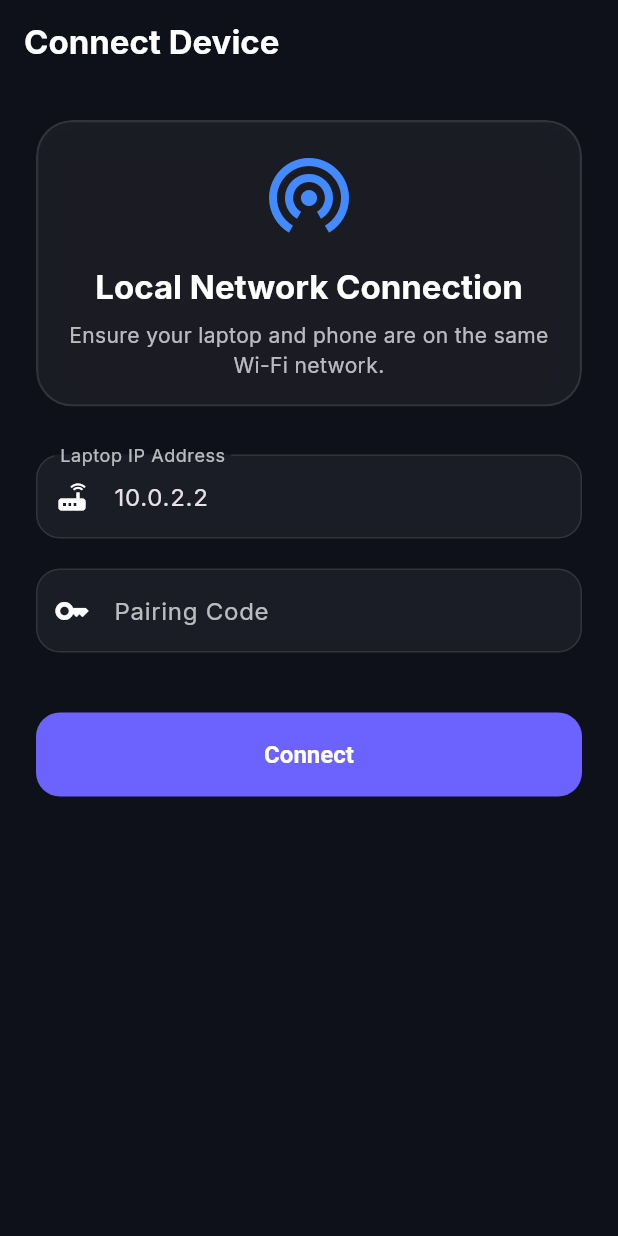
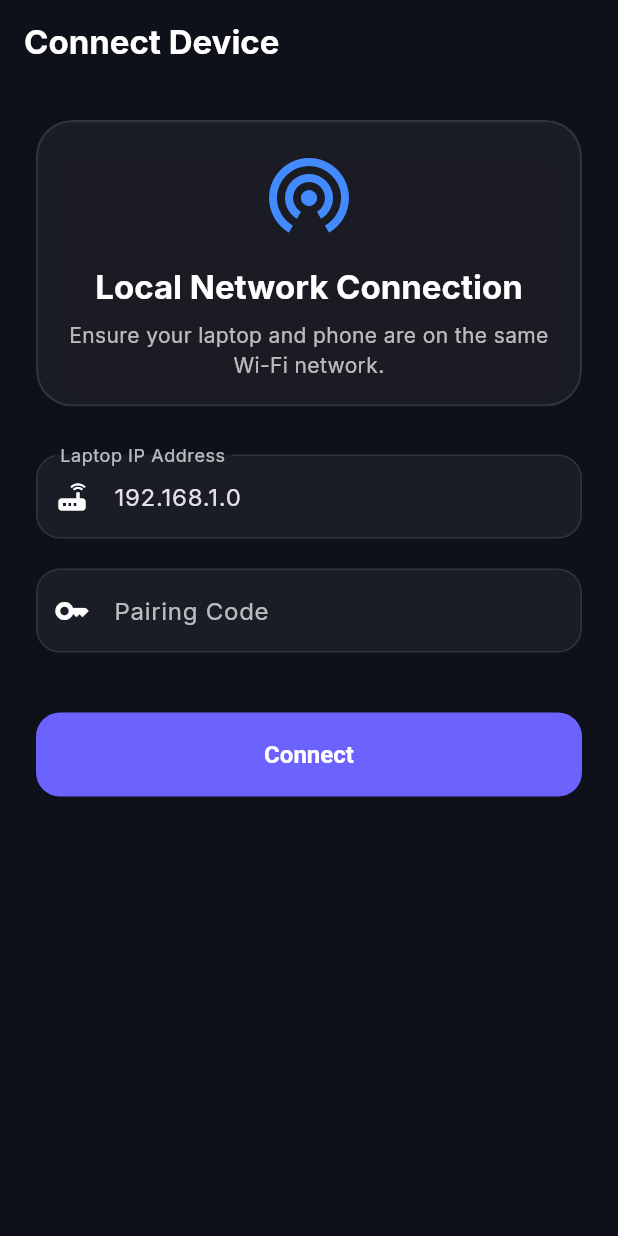
Before and after one commit to sinanmhd007/ControlX, a Flutter app: the ConnectPage screen opened directly, on a phone screen of 412 x 824 dp. Run offline on Flutter 3.47's test engine with Material 3 defaults, Android fonts, the light colour scheme and no system bars; our stand-ins replace dio, equatable, firebase_auth, firebase_core, flutter_bloc, get_it and 4 more; accounts and stored records are empty.

Commit message:
Small change in connect page.

```diff
--- a/lib/features/control/presentation/pages/connect_page.dart
+++ b/lib/features/control/presentation/pages/connect_page.dart
@@ -10,7 +10,7 @@ class ConnectPage extends StatefulWidget {
 }
 
 class _ConnectPageState extends State<ConnectPage> {
-  final _ipController = TextEditingController(text: '10.0.2.2'); // Localhost for emulator
+  final _ipController = TextEditingController(text: '192.168.1.0'); // Localhost for emulator
   final _codeController = TextEditingController();
 
   @override
```
